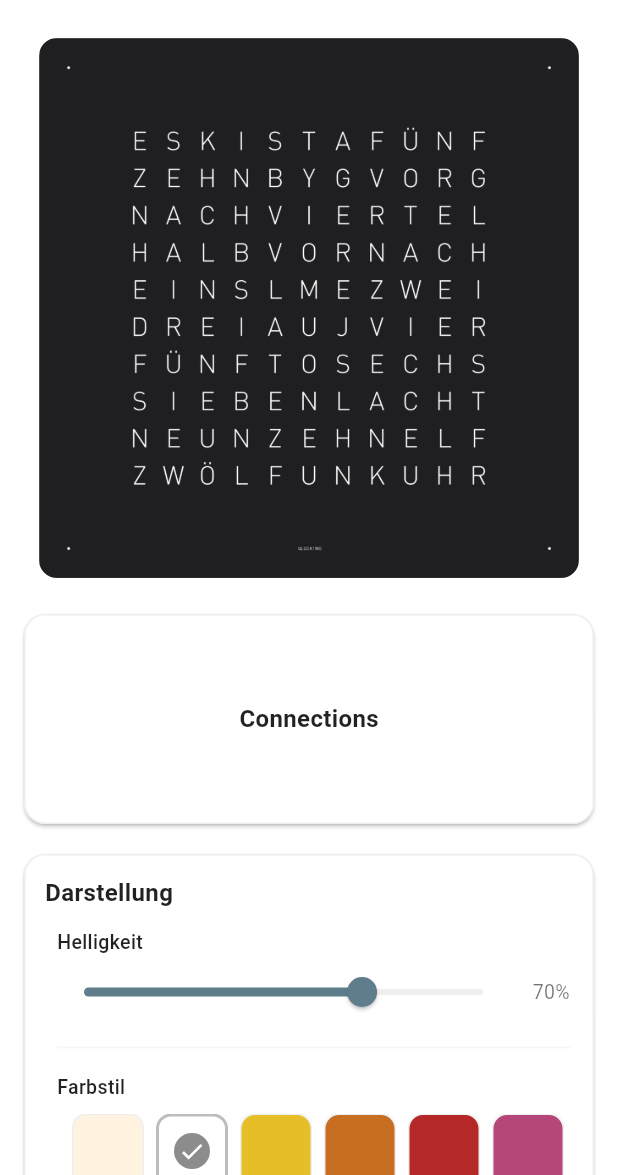
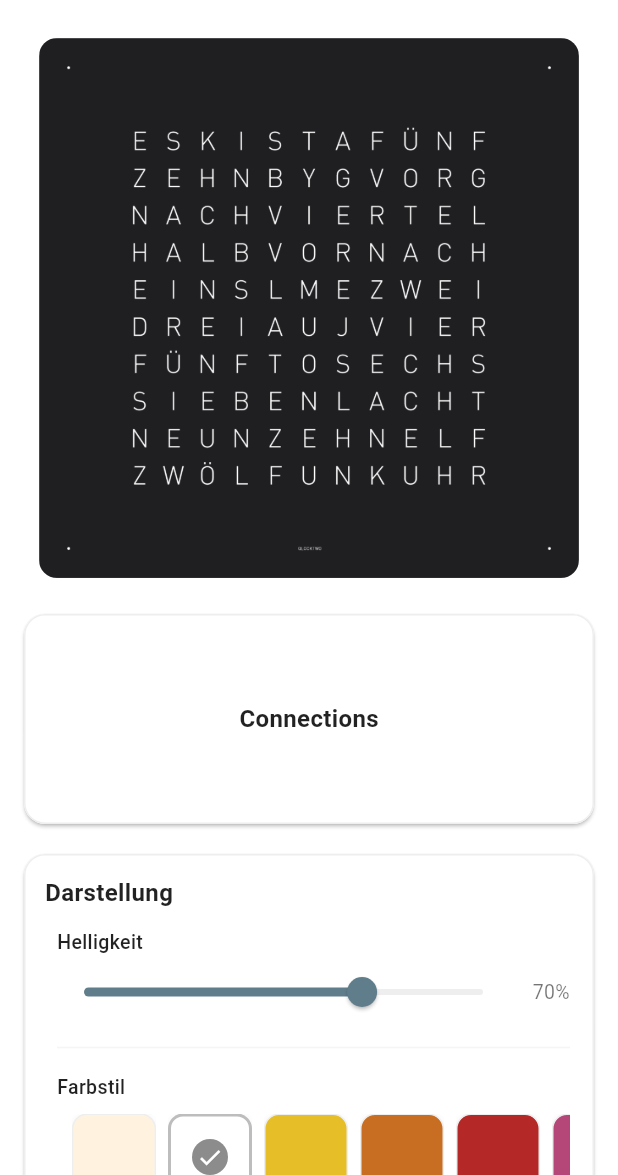
Before and after one commit to 333paul/wordclock_website_testing, a Flutter app: the screen it shows after launch, on a phone screen of 412 x 824 dp, the part 61-1236 px from its top. Run offline on Flutter 3.47's test engine with Material 3 defaults, Android fonts, the phone set to English and light mode, and no system bars.

Commit message:
Adjust dimensions for improved layout consistency in VisualisationCard

```diff
--- a/lib/cards/card_visualisation.dart
+++ b/lib/cards/card_visualisation.dart
@@ -211,7 +211,7 @@ class _VisualisationCardState extends State<VisualisationCard> {
 
                   SizedBox(
                     height:
-                        50, // vorher 72 — kompakter, damit quadratische Felder nicht "verloren" wirken
+                        58, // vorher 72 — kompakter, damit quadratische Felder nicht "verloren" wirken
                     child: ListView.builder(
                       scrollDirection: Axis.horizontal,
                       physics: const ClampingScrollPhysics(),
@@ -243,8 +243,8 @@ class _VisualisationCardState extends State<VisualisationCard> {
                                 }
                               },
                               child: Ink(
-                                width: 48, // gleich
-                                height: 48, // gleich → quadratisch
+                                width: 56, // gleich
+                                height: 56, // gleich → quadratisch
                                 decoration: BoxDecoration(
                                   color: _colors[i],
                                   borderRadius: BorderRadius.circular(10),
```
